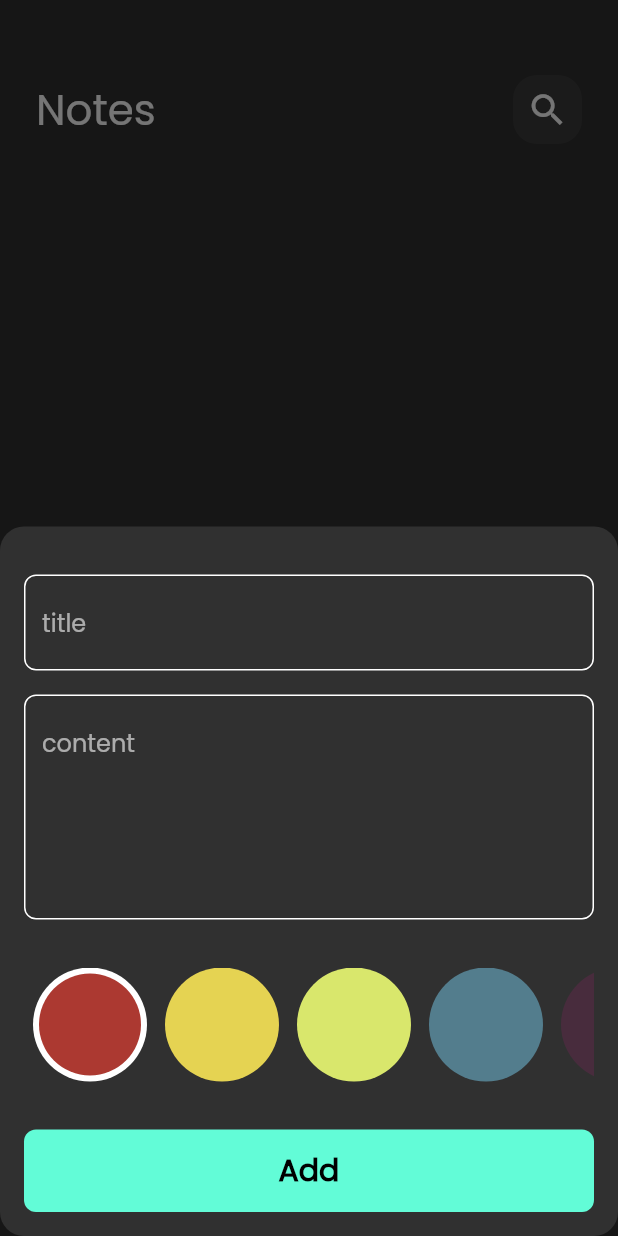
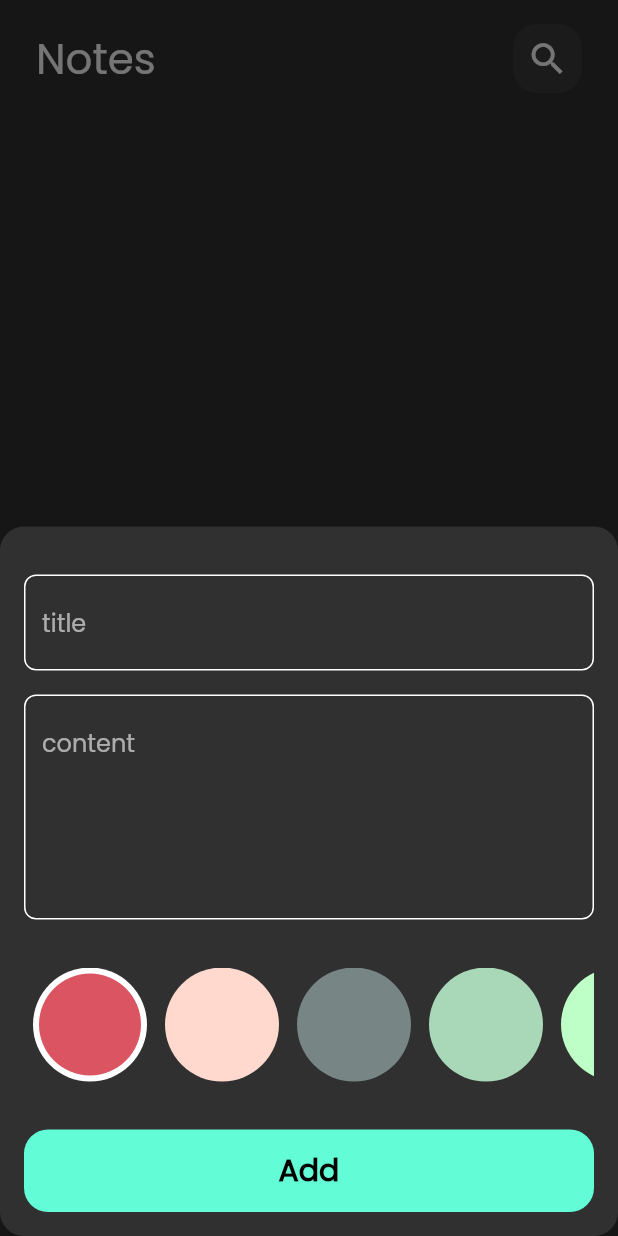
Before and after one commit to m-1226/NotesHub, a Flutter app: the screen it shows after launch, after a tap on the "add" icon, on a phone screen of 412 x 824 dp. Run offline on Flutter 3.47's test engine with Material 2 defaults, Android fonts, the phone set to English and light mode, and no system bars; our stand-ins replace bloc, flutter_bloc, flutter_slidable, hive, hive_flutter; accounts and stored records are empty.

Commit message:
add project files

```diff
--- a/lib/constants.dart
+++ b/lib/constants.dart
@@ -3,9 +3,14 @@ import 'package:flutter/animation.dart';
 const kPrimaryColor = Color(0xff62FCD7);
 const kNotesBox = 'notes_box';
 List<Color> kColors = const [
-  Color(0xffAC3931),
-  Color(0xffE5D352),
-  Color(0xffD9E76C),
-  Color(0xff537D8D),
-  Color(0xff482C3D),
+  Color(0xffDB5461),
+  Color(0xffFFD9CE),
+  Color(0xff788585),
+  Color(0xffA9D8B8),
+  Color(0xffBEFFC7),
+  Color(0xffFF6F59),
+  Color(0xffD1B1CB),
+  Color(0xff0C7489),
+  Color(0xff71B340),
+  Color(0xff623CEA),
 ];
--- a/lib/main.dart
+++ b/lib/main.dart
@@ -25,7 +25,7 @@ class NotesApp extends StatelessWidget {
   @override
   Widget build(BuildContext context) {
     return BlocProvider(
-       create: (context) => NotesCubit(),
+      create: (context) => NotesCubit(),
       child: MaterialApp(
         debugShowCheckedModeBanner: false,
         theme: ThemeData(brightness: Brightness.dark, fontFamily: 'Poppins'),
--- a/lib/views/widgets/add_note_bottom_sheet.dart
+++ b/lib/views/widgets/add_note_bottom_sheet.dart
@@ -2,6 +2,7 @@ import 'package:flutter/material.dart';
 import 'package:flutter_bloc/flutter_bloc.dart';
 import 'package:notes_app/cubits/add_note_cubit/add_note_cubit.dart';
 import 'package:notes_app/cubits/notes_cubit/notes_cubit.dart';
+import 'package:notes_app/views/widgets/sucess_snack_bar.dart';
 
 import 'add_note_form.dart';
 
@@ -19,6 +20,8 @@ class AddNoteBottomSheet extends StatelessWidget {
           if (state is AddNoteSuccess) {
             BlocProvider.of<NotesCubit>(context).fetchAllNotes();
             Navigator.pop(context);
+            showSuccessSnackBar(
+                ScaffoldMessenger.of(context), "Note Added Sucessfully!");
           }
         },
         builder: (context, state) {
--- a/lib/views/widgets/add_note_form.dart
+++ b/lib/views/widgets/add_note_form.dart
@@ -66,7 +66,7 @@ class _AddNoteFormState extends State<AddNoteForm> {
                     var currentDate = DateTime.now();
 
                     var formattedCurrentDate =
-                        DateFormat('dd-mm-yyyy').format(currentDate);
+                        DateFormat('dd-MM-yyyy').format(currentDate);
                     var noteModel = NoteModel(
                         title: title!,
                         subTitle: subTitle!,
--- a/lib/views/widgets/custom_button.dart
+++ b/lib/views/widgets/custom_button.dart
@@ -18,7 +18,7 @@ class CustomButton extends StatelessWidget {
         decoration: BoxDecoration(
             color: kPrimaryColor,
             borderRadius: BorderRadius.circular(
-              8,
+              16,
             )),
         child: Center(
           child: isLoading
--- a/lib/views/widgets/custom_icon.dart
+++ b/lib/views/widgets/custom_icon.dart
@@ -1,11 +1,18 @@
 import 'package:flutter/material.dart';
 
 class CustomIcon extends StatelessWidget {
-  const CustomIcon({Key? key, required this.icon, this.onPressed})
+  const CustomIcon(
+      {Key? key,
+      required this.icon,
+      this.onPressed,
+      this.iconSize = 28,
+      this.iconColor = Colors.white})
       : super(key: key);
 
   final void Function()? onPressed;
   final IconData icon;
+  final double iconSize;
+  final Color? iconColor;
   @override
   Widget build(BuildContext context) {
     return Container(
@@ -18,7 +25,8 @@ class CustomIcon extends StatelessWidget {
         onPressed: onPressed,
         icon: Icon(
           icon,
-          size: 28,
+          size: iconSize,
+          color: iconColor,
         ),
       ),
     );
--- a/lib/views/widgets/notes_view_body.dart
+++ b/lib/views/widgets/notes_view_body.dart
@@ -1,5 +1,6 @@
 import 'package:flutter/material.dart';
 import 'package:flutter_bloc/flutter_bloc.dart';
+import 'package:notes_app/views/search_view.dart';
 
 import '../../cubits/notes_cubit/notes_cubit.dart';
 import 'custom_app_bar.dart';
@@ -26,10 +27,17 @@ class _NotesViewBodyState extends State<NotesViewBody> {
       child: Column(
         children: [
           const SizedBox(
-            height: 50,
+            height: 16,
           ),
           CustomAppBar(
-            onPressed: () {},
+            onPressed: () {
+              Navigator.push(
+                context,
+                MaterialPageRoute(builder: (context) {
+                  return const SearchNoteView();
+                }),
+              );
+            },
             title: 'Notes',
             icon: Icons.search,
           ),
--- a/pubspec.yaml
+++ b/pubspec.yaml
@@ -27,6 +27,7 @@ environment:
 # the latest version available on pub.dev. To see which dependencies have newer
 # versions available, run `flutter pub outdated`.
 dependencies:
+  flutter_slidable: ^3.0.0
   cupertino_icons: ^1.0.2
   flutter:
     sdk: flutter
```
Also changed, not shown: lib/views/search_view.dart (added, +101 -0 lines), lib/views/widgets/custom_alert_dialog.dart (added, +30 -0 lines), lib/views/widgets/delete_alert_dialog.dart (added, +46 -0 lines), lib/views/widgets/edit_view_body.dart (+10 -0 lines), lib/views/widgets/error_snack_bar.dart (added, +34 -0 lines), lib/views/widgets/note_item.dart (+57 -12 lines), lib/views/widgets/sucess_snack_bar.dart (added, +35 -0 lines).
